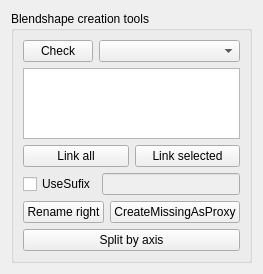
danielkenobi3d/bgb_short, file pipeline/tools/resources/UI_FacialRig.ui: the form before one commit.
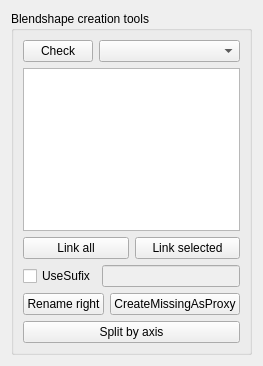
The form after the commit.

The edit to the form file:
```diff
--- a/pipeline/tools/resources/UI_FacialRig.ui
+++ b/pipeline/tools/resources/UI_FacialRig.ui
@@ -7,7 +7,7 @@
     <x>0</x>
     <y>0</y>
     <width>236</width>
-    <height>274</height>
+    <height>366</height>
    </rect>
   </property>
   <property name="windowTitle">
```
